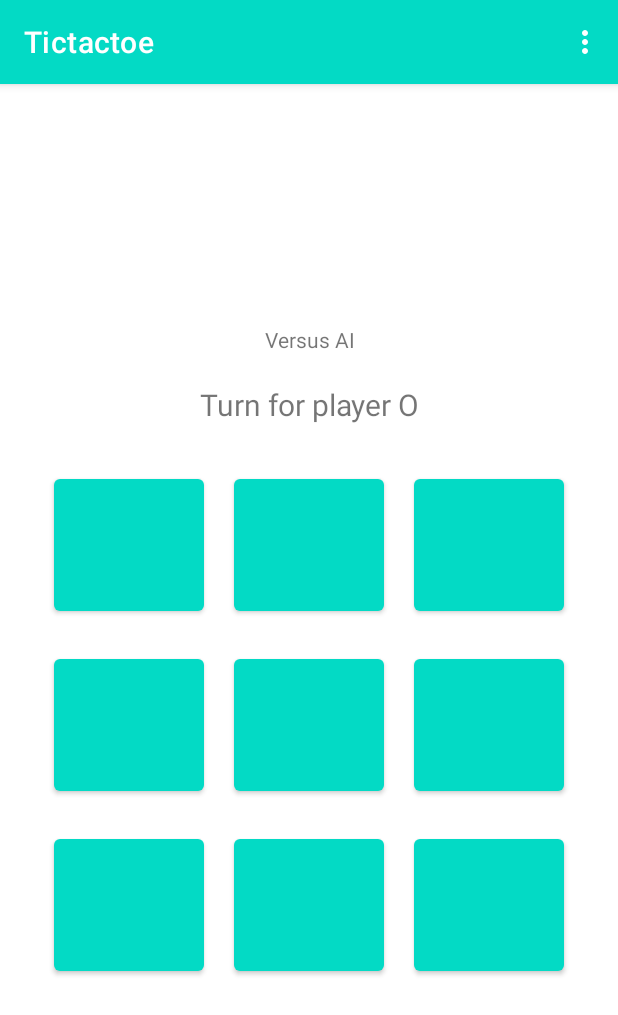
After one commit to boogeymanCoder/Tictactoe, an Android app: the AiGridActivity screen opened directly, with no data from a screen before it, on a phone screen of 412 x 824 dp. The commit adds this screen. Shown: the top 1015 px of the screen. Run offline under Robolectric (Android 15) with nearby library versions, the phone set to English and light mode, and no system bars.

Commit message:
AI added

```diff
--- a/app/src/main/AndroidManifest.xml
+++ b/app/src/main/AndroidManifest.xml
@@ -9,6 +9,9 @@
         android:roundIcon="@mipmap/ic_launcher_round"
         android:supportsRtl="true"
         android:theme="@style/Theme.Tictactoe">
+        <activity
+            android:name=".AiGridActivity"
+            android:exported="false" />
         <activity
             android:name=".InfoActivity"
             android:exported="false" />
--- /dev/null
+++ b/app/src/main/java/adet/finalsproject/t174/tictactoe/AiGridActivity.java
@@ -0,0 +1,206 @@
+package adet.finalsproject.t174.tictactoe;
+
+import androidx.annotation.NonNull;
+
+import android.content.Intent;
+import android.os.Bundle;
+import android.view.MenuItem;
+import android.view.View;
+import android.widget.Button;
+import android.widget.TextView;
+import android.widget.Toast;
+
+public class AiGridActivity extends HasNavbarMenu {
+    Grid grid = new Grid();
+    String turn = Grid.O;
+
+    Button box0;
+    Button box1;
+    Button box2;
+    Button box3;
+    Button box4;
+    Button box5;
+    Button box6;
+    Button box7;
+    Button box8;
+
+    @Override
+    protected void onCreate(Bundle savedInstanceState) {
+        super.onCreate(savedInstanceState);
+        setContentView(R.layout.activity_ai_grid);
+
+        box0 = findViewById(R.id.ai_box0);
+        box1 = findViewById(R.id.ai_box1);
+        box2 = findViewById(R.id.ai_box2);
+        box3 = findViewById(R.id.ai_box3);
+        box4 = findViewById(R.id.ai_box4);
+        box5 = findViewById(R.id.ai_box5);
+        box6 = findViewById(R.id.ai_box6);
+        box7 = findViewById(R.id.ai_box7);
+        box8 = findViewById(R.id.ai_box8);
+
+        box0.setTag(new Coordinates(0,  0));
+        box1.setTag(new Coordinates(0,  1));
+        box2.setTag(new Coordinates(0,  2));
+        box3.setTag(new Coordinates(1,  0));
+        box4.setTag(new Coordinates(1,  1));
+        box5.setTag(new Coordinates(1,  2));
+        box6.setTag(new Coordinates(2,  0));
+        box7.setTag(new Coordinates(2,  1));
+        box8.setTag(new Coordinates(2,  2));
+
+        box0.setText(grid.getValue(0,0));
+        box1.setText(grid.getValue(0,1));
+        box2.setText(grid.getValue(0,2));
+        box3.setText(grid.getValue(1,0));
+        box4.setText(grid.getValue(1,1));
+        box5.setText(grid.getValue(1,2));
+        box6.setText(grid.getValue(2,0));
+        box7.setText(grid.getValue(2,1));
+        box8.setText(grid.getValue(2,2));
+    }
+
+    @Override
+    public boolean onOptionsItemSelected( @NonNull MenuItem item) {
+        return super.onOptionsItemSelectedConfirmed(item);
+    }
+
+    public void setTurn(String turn) {
+        this.turn = turn;
+
+        TextView turnText = findViewById(R.id.turnText);
+        turnText.setText("Turn for player " + this.turn);
+    }
+
+    public void mark(View v) {
+        Button button = (Button) v;
+        String buttonText = (String) button.getText();
+        Coordinates coordinates = (Coordinates) button.getTag();
+        System.out.println("buttonText: " + buttonText);
+
+        System.out.println("turn: " + this.turn);
+
+        if(this.turn.equals(Grid.X) && buttonText.isEmpty()){
+            button.setText(Grid.X);
+            this.grid.mark(coordinates.getRow(), coordinates.getCol(), Grid.X);
+            if(check(v)) {
+                return;
+            }
+            setTurn(Grid.O);
+        } else if(this.turn.equals(Grid.O) && buttonText.isEmpty()){
+            button.setText(Grid.O);
+            this.grid.mark(coordinates.getRow(), coordinates.getCol(), Grid.O);
+            if(check(v)) {
+                return;
+            }
+            setTurn(Grid.X);
+        } else {
+            System.out.println("invalid: " + this.turn + " " + buttonText);
+        }
+
+//        AI's turn
+        Coordinates aiMove = AiPlayer.bestMove(grid, turn);
+        if(aiMove.getRow() == -1 || aiMove.getCol() == -1) {
+            System.out.println("Error: Ai cannot find a move");
+            return;
+        }
+        Button buttonGrid[][] = {{box0, box1, box2}, {box3, box4, box5}, {box6, box7, box8}};
+
+        Button aiButton = buttonGrid[aiMove.getRow()][aiMove.getCol()];
+        String aiButtonText = (String) aiButton.getText();
+        System.out.println("AiMove Row: "+ aiMove.getRow());
+        System.out.println("AiMove Col: "+ aiMove.getCol());
+
+
+        if(this.turn.equals(Grid.X) && aiButtonText.isEmpty()){
+            aiButton.setText(Grid.X);
+            this.grid.mark(aiMove.getRow(), aiMove.getCol(), Grid.X);
+            if(check(v)) {
+                return;
+            }
+            setTurn(Grid.O);
+        } else if(this.turn.equals(Grid.O) && aiButtonText.isEmpty()){
+            aiButton.setText(Grid.O);
+            this.grid.mark(aiMove.getRow(), aiMove.getCol(), Grid.O);
+            if(check(v)) {
+                return;
+            }
+            setTurn(Grid.X);
+        } else {
+            System.out.println("invalid: " + this.turn + " " + buttonText);
+        }
+    }
+
+    public boolean check(View v) {
+//        for(String[] row: grid) {
+//            for(String box: row) {
+//                if(box.isEmpty()) {
+//                    System.out.print(" [ ] ");
+//                } else {
+//                    System.out.print(" [" + box + "] ");
+//                }
+//            }
+//            System.out.println();
+//        }
+
+        boolean result = grid.check();
+
+        boolean isDraw = grid.checkDraw();
+        System.out.println("isDraw: " + isDraw);
+
+        if(result) {
+            System.out.println("Player " + this.turn + " Wins!");
+
+            Toast.makeText(this, "Player " + this.turn + " Wins!", Toast.LENGTH_SHORT).show();
+            resetGrid();
+            navigateToCongrats();
+            return true;
+        } else if(isDraw) {
+            System.out.println("Draw!");
+
+            Toast.makeText(this, "Draw!", Toast.LENGTH_SHORT).show();
+            resetGrid();
+            navigateToDraw();
+            return true;
+        }
+
+        return false;
+    }
+
+    public void resetGrid() {
+        Button box0 = findViewById(R.id.ai_box0);
+        Button box1 = findViewById(R.id.ai_box1);
+        Button box2 = findViewById(R.id.ai_box2);
+        Button box3 = findViewById(R.id.ai_box3);
+        Button box4 = findViewById(R.id.ai_box4);
+        Button box5 = findViewById(R.id.ai_box5);
+        Button box6 = findViewById(R.id.ai_box6);
+        Button box7 = findViewById(R.id.ai_box7);
+        Button box8 = findViewById(R.id.ai_box8);
+
+        box0.setText(Grid.EMPTY);
+        box1.setText(Grid.EMPTY);
+        box2.setText(Grid.EMPTY);
+        box3.setText(Grid.EMPTY);
+        box4.setText(Grid.EMPTY);
+        box5.setText(Grid.EMPTY);
+        box6.setText(Grid.EMPTY);
+        box7.setText(Grid.EMPTY);
+        box8.setText(Grid.EMPTY);
+
+        grid.resetGrid();
+    }
+
+
+    public void navigateToCongrats() {
+        Intent intent = new Intent(AiGridActivity.this,CongratsActivity.class);
+        intent.setFlags(intent.getFlags() | Intent.FLAG_ACTIVITY_NO_HISTORY);
+        startActivity(intent);
+    }
+
+    public void navigateToDraw() {
+        Intent intent = new Intent(AiGridActivity.this,DrawActivity.class);
+        intent.setFlags(intent.getFlags() | Intent.FLAG_ACTIVITY_NO_HISTORY);
+        startActivity(intent);
+    }
+}
--- a/app/src/main/java/adet/finalsproject/t174/tictactoe/MainActivity.java
+++ b/app/src/main/java/adet/finalsproject/t174/tictactoe/MainActivity.java
@@ -31,4 +31,10 @@ public class MainActivity extends HasNavbarMenu {
 //        intent.setFlags(intent.getFlags() | Intent.FLAG_ACTIVITY_NO_HISTORY);
         startActivity(intent);
     }
+
+    public void navigateToAiGrid(View view) {
+        Intent intent = new Intent(MainActivity.this,AiGridActivity.class);
+//        intent.setFlags(intent.getFlags() | Intent.FLAG_ACTIVITY_NO_HISTORY);
+        startActivity(intent);
+    }
 }
--- /dev/null
+++ b/app/src/main/res/layout/activity_ai_grid.xml
@@ -0,0 +1,143 @@
+<?xml version="1.0" encoding="utf-8"?>
+<LinearLayout xmlns:android="http://schemas.android.com/apk/res/android"
+    xmlns:app="http://schemas.android.com/apk/res-auto"
+    xmlns:tools="http://schemas.android.com/tools"
+    android:layout_width="match_parent"
+    android:layout_height="match_parent"
+    android:orientation="vertical"
+    tools:context=".AiGridActivity">
+
+    <LinearLayout
+        android:layout_width="match_parent"
+        android:layout_height="match_parent"
+        android:gravity="center"
+        android:orientation="vertical">
+
+        <TextView
+            android:id="@+id/textView7"
+            android:layout_width="match_parent"
+            android:layout_height="wrap_content"
+            android:layout_marginBottom="20sp"
+            android:text="Versus AI"
+            android:textAlignment="center" />
+
+        <TextView
+            android:id="@+id/turnText"
+            android:layout_width="match_parent"
+            android:layout_height="wrap_content"
+            android:layout_marginBottom="20sp"
+            android:gravity="center"
+            android:text="@string/turn_for_player_o"
+            android:textAlignment="center"
+            android:textSize="20sp" />
+
+        <LinearLayout
+            android:layout_width="match_parent"
+            android:layout_height="wrap_content"
+            android:orientation="vertical">
+
+            <LinearLayout
+                android:layout_width="match_parent"
+                android:layout_height="wrap_content"
+                android:gravity="center"
+                android:orientation="horizontal">
+
+                <Button
+                    android:id="@+id/ai_box0"
+                    android:layout_width="100dp"
+                    android:layout_height="100dp"
+                    android:layout_margin="10sp"
+                    android:fontFamily="sans-serif"
+                    android:onClick="mark"
+                    android:textSize="48sp" />
+
+                <Button
+                    android:id="@+id/ai_box1"
+                    android:layout_width="100dp"
+                    android:layout_height="100dp"
+                    android:layout_margin="10sp"
+                    android:fontFamily="sans-serif"
+                    android:onClick="mark"
+                    android:textSize="48sp" />
+
+                <Button
+                    android:id="@+id/ai_box2"
+                    android:layout_width="100dp"
+                    android:layout_height="100dp"
+                    android:layout_margin="10sp"
+                    android:fontFamily="sans-serif"
+                    android:onClick="mark"
+                    android:textSize="48sp" />
+            </LinearLayout>
+
+            <LinearLayout
+                android:layout_width="match_parent"
+                android:layout_height="wrap_content"
+                android:gravity="center"
+                android:orientation="horizontal">
+
+                <Button
+                    android:id="@+id/ai_box3"
+                    android:layout_width="100dp"
+                    android:layout_height="100dp"
+                    android:layout_margin="10sp"
+                    android:fontFamily="sans-serif"
+                    android:onClick="mark"
+                    android:textSize="48sp" />
+
+                <Button
+                    android:id="@+id/ai_box4"
+                    android:layout_width="100dp"
+                    android:layout_height="100dp"
+                    android:layout_margin="10sp"
+                    android:fontFamily="sans-serif"
+                    android:onClick="mark"
+                    android:textSize="48sp" />
+
+                <Button
+                    android:id="@+id/ai_box5"
+                    android:layout_width="100dp"
+                    android:layout_height="100dp"
+                    android:layout_margin="10sp"
+                    android:fontFamily="sans-serif"
+                    android:onClick="mark"
+                    android:textSize="48sp" />
+            </LinearLayout>
+
+            <LinearLayout
+                android:layout_width="match_parent"
+                android:layout_height="wrap_content"
+                android:gravity="center"
+                android:orientation="horizontal">
+
+                <Button
+                    android:id="@+id/ai_box6"
+                    android:layout_width="100dp"
+                    android:layout_height="100dp"
+                    android:layout_margin="10sp"
+                    android:fontFamily="sans-serif"
+                    android:onClick="mark"
+                    android:textSize="48sp" />
+
+                <Button
+                    android:id="@+id/ai_box7"
+                    android:layout_width="100dp"
+                    android:layout_height="100dp"
+                    android:layout_margin="10sp"
+                    android:fontFamily="sans-serif"
+                    android:onClick="mark"
+                    android:textSize="48sp" />
+
+                <Button
+                    android:id="@+id/ai_box8"
+                    android:layout_width="100dp"
+                    android:layout_height="100dp"
+                    android:layout_margin="10sp"
+                    android:fontFamily="sans-serif"
+                    android:onClick="mark"
+                    android:textSize="48sp" />
+            </LinearLayout>
+        </LinearLayout>
+
+    </LinearLayout>
+</LinearLayout>
--- a/app/src/main/res/values/strings.xml
+++ b/app/src/main/res/values/strings.xml
@@ -19,4 +19,5 @@
     <string name="light_mode">Light Mode</string>
     <string name="night_node">Night Mode</string>
     <string name="pvp">PVP</string>
+    <string name="versus_ai">Versus AI</string>
 </resources>
```
Also changed, not shown: app/src/main/java/adet/finalsproject/t174/tictactoe/AiPlayer.java (added, +91 -0 lines), app/src/main/java/adet/finalsproject/t174/tictactoe/Grid.java (+143 -24 lines), app/src/main/java/adet/finalsproject/t174/tictactoe/GridActivity.java (+0 -17 lines), app/src/main/res/layout/activity_main.xml (+9 -1 lines).
